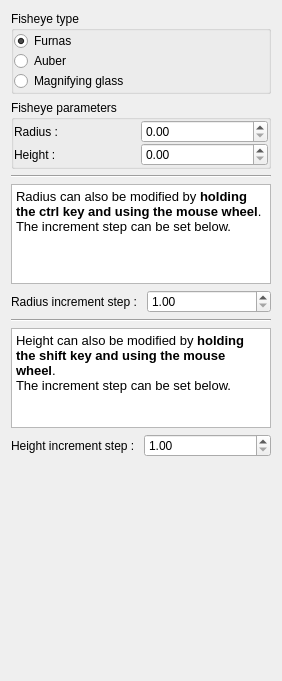
Old version of the form plugins/interactor/FishEye/FishEyeConfigWidget.ui in the repository Tulip-Dev/tulip.
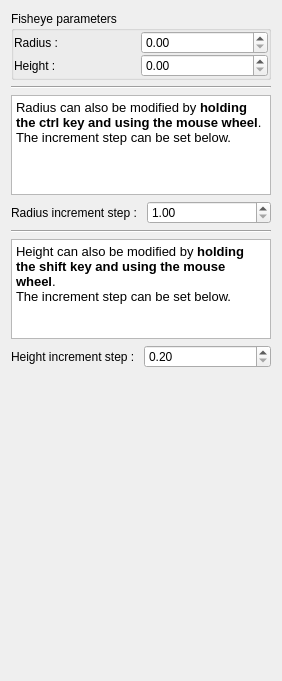
New version of the form.

Commit message: reactivate fisheye interactor : - its behaviour is different from the one from Tulip 4.x as it now works in screen space instead of world space - also there is only one fisheye type now (Furnas style)

What changed in the file:
```diff
--- a/plugins/interactor/FishEye/FishEyeConfigWidget.ui
+++ b/plugins/interactor/FishEye/FishEyeConfigWidget.ui
@@ -14,60 +14,6 @@
    <string>Form</string>
   </property>
   <layout class="QVBoxLayout" name="verticalLayout_3">
-   <item>
-    <widget class="QGroupBox" name="groupBox_2">
-     <property name="maximumSize">
-      <size>
-       <width>16777215</width>
-       <height>100</height>
-      </size>
-     </property>
-     <property name="title">
-      <string>Fisheye type</string>
-     </property>
-     <layout class="QVBoxLayout" name="verticalLayout">
-      <property name="spacing">
-       <number>0</number>
-      </property>
-      <property name="sizeConstraint">
-       <enum>QLayout::SetDefaultConstraint</enum>
-      </property>
-      <property name="margin">
-       <number>0</number>
-      </property>
-      <item>
-       <widget class="QRadioButton" name="furnasFisheyeRb">
-        <property name="sizePolicy">
-         <sizepolicy hsizetype="Preferred" vsizetype="Fixed">
-          <horstretch>0</horstretch>
-          <verstretch>0</verstretch>
-         </sizepolicy>
-        </property>
-        <property name="text">
-         <string>Furnas</string>
-        </property>
-        <property name="checked">
-         <bool>true</bool>
-        </property>
-       </widget>
-      </item>
-      <item>
-       <widget class="QRadioButton" name="auberFishEyeRb">
-        <property name="text">
-         <string>Auber</string>
-        </property>
-       </widget>
-      </item>
-      <item>
-       <widget class="QRadioButton" name="magnifyingGlassRb">
-        <property name="text">
-         <string>Magnifying glass</string>
-        </property>
-       </widget>
-      </item>
-     </layout>
-    </widget>
-   </item>
    <item>
     <widget class="QGroupBox" name="groupBox_3">
      <property name="title">
@@ -149,9 +95,9 @@
       <string>&lt;!DOCTYPE HTML PUBLIC &quot;-//W3C//DTD HTML 4.0//EN&quot; &quot;http://www.w3.org/TR/REC-html40/strict.dtd&quot;&gt;
 &lt;html&gt;&lt;head&gt;&lt;meta name=&quot;qrichtext&quot; content=&quot;1&quot; /&gt;&lt;style type=&quot;text/css&quot;&gt;
 p, li { white-space: pre-wrap; }
-&lt;/style&gt;&lt;/head&gt;&lt;body style=&quot; font-family:'Sans'; font-size:10pt; font-weight:400; font-style:normal;&quot;&gt;
-&lt;p style=&quot; margin-top:0px; margin-bottom:0px; margin-left:0px; margin-right:0px; -qt-block-indent:0; text-indent:0px;&quot;&gt;Radius can also be modified by &lt;span style=&quot; font-weight:600;&quot;&gt;holding the ctrl key and using the mouse wheel&lt;/span&gt;.&lt;/p&gt;
-&lt;p style=&quot; margin-top:0px; margin-bottom:0px; margin-left:0px; margin-right:0px; -qt-block-indent:0; text-indent:0px;&quot;&gt;The increment step can be set below.&lt;/p&gt;&lt;/body&gt;&lt;/html&gt;</string>
+&lt;/style&gt;&lt;/head&gt;&lt;body style=&quot; font-family:'Noto Sans'; font-size:11pt; font-weight:400; font-style:normal;&quot;&gt;
+&lt;p style=&quot; margin-top:0px; margin-bottom:0px; margin-left:0px; margin-right:0px; -qt-block-indent:0; text-indent:0px;&quot;&gt;&lt;span style=&quot; font-family:'Sans'; font-size:10pt;&quot;&gt;Radius can also be modified by &lt;/span&gt;&lt;span style=&quot; font-family:'Sans'; font-size:10pt; font-weight:600;&quot;&gt;holding the ctrl key and using the mouse wheel&lt;/span&gt;&lt;span style=&quot; font-family:'Sans'; font-size:10pt;&quot;&gt;.&lt;/span&gt;&lt;/p&gt;
+&lt;p style=&quot; margin-top:0px; margin-bottom:0px; margin-left:0px; margin-right:0px; -qt-block-indent:0; text-indent:0px;&quot;&gt;&lt;span style=&quot; font-family:'Sans'; font-size:10pt;&quot;&gt;The increment step can be set below.&lt;/span&gt;&lt;/p&gt;&lt;/body&gt;&lt;/html&gt;</string>
      </property>
     </widget>
    </item>
@@ -210,9 +156,9 @@
       <string>&lt;!DOCTYPE HTML PUBLIC &quot;-//W3C//DTD HTML 4.0//EN&quot; &quot;http://www.w3.org/TR/REC-html40/strict.dtd&quot;&gt;
 &lt;html&gt;&lt;head&gt;&lt;meta name=&quot;qrichtext&quot; content=&quot;1&quot; /&gt;&lt;style type=&quot;text/css&quot;&gt;
 p, li { white-space: pre-wrap; }
-&lt;/style&gt;&lt;/head&gt;&lt;body style=&quot; font-family:'Sans'; font-size:10pt; font-weight:400; font-style:normal;&quot;&gt;
-&lt;p style=&quot; margin-top:0px; margin-bottom:0px; margin-left:0px; margin-right:0px; -qt-block-indent:0; text-indent:0px;&quot;&gt;Height can also be modified by &lt;span style=&quot; font-weight:600;&quot;&gt;holding the shift key and using the mouse wheel&lt;/span&gt;.&lt;/p&gt;
-&lt;p style=&quot; margin-top:0px; margin-bottom:0px; margin-left:0px; margin-right:0px; -qt-block-indent:0; text-indent:0px;&quot;&gt;The increment step can be set below.&lt;/p&gt;&lt;/body&gt;&lt;/html&gt;</string>
+&lt;/style&gt;&lt;/head&gt;&lt;body style=&quot; font-family:'Noto Sans'; font-size:11pt; font-weight:400; font-style:normal;&quot;&gt;
+&lt;p style=&quot; margin-top:0px; margin-bottom:0px; margin-left:0px; margin-right:0px; -qt-block-indent:0; text-indent:0px;&quot;&gt;&lt;span style=&quot; font-family:'Sans'; font-size:10pt;&quot;&gt;Height can also be modified by &lt;/span&gt;&lt;span style=&quot; font-family:'Sans'; font-size:10pt; font-weight:600;&quot;&gt;holding the shift key and using the mouse wheel&lt;/span&gt;&lt;span style=&quot; font-family:'Sans'; font-size:10pt;&quot;&gt;.&lt;/span&gt;&lt;/p&gt;
+&lt;p style=&quot; margin-top:0px; margin-bottom:0px; margin-left:0px; margin-right:0px; -qt-block-indent:0; text-indent:0px;&quot;&gt;&lt;span style=&quot; font-family:'Sans'; font-size:10pt;&quot;&gt;The increment step can be set below.&lt;/span&gt;&lt;/p&gt;&lt;/body&gt;&lt;/html&gt;</string>
      </property>
     </widget>
    </item>
@@ -228,10 +174,13 @@
      <item>
       <widget class="QDoubleSpinBox" name="heightIncrementStepSP">
        <property name="minimum">
-        <double>1.000000000000000</double>
+        <double>0.200000000000000</double>
        </property>
        <property name="maximum">
-        <double>100.000000000000000</double>
+        <double>0.900000000000000</double>
+       </property>
+       <property name="singleStep">
+        <double>0.050000000000000</double>
        </property>
       </widget>
      </item>
```
Left out of the diff: 11 changed lines with no effect on the pictures. The commit also changes 5 other files.
